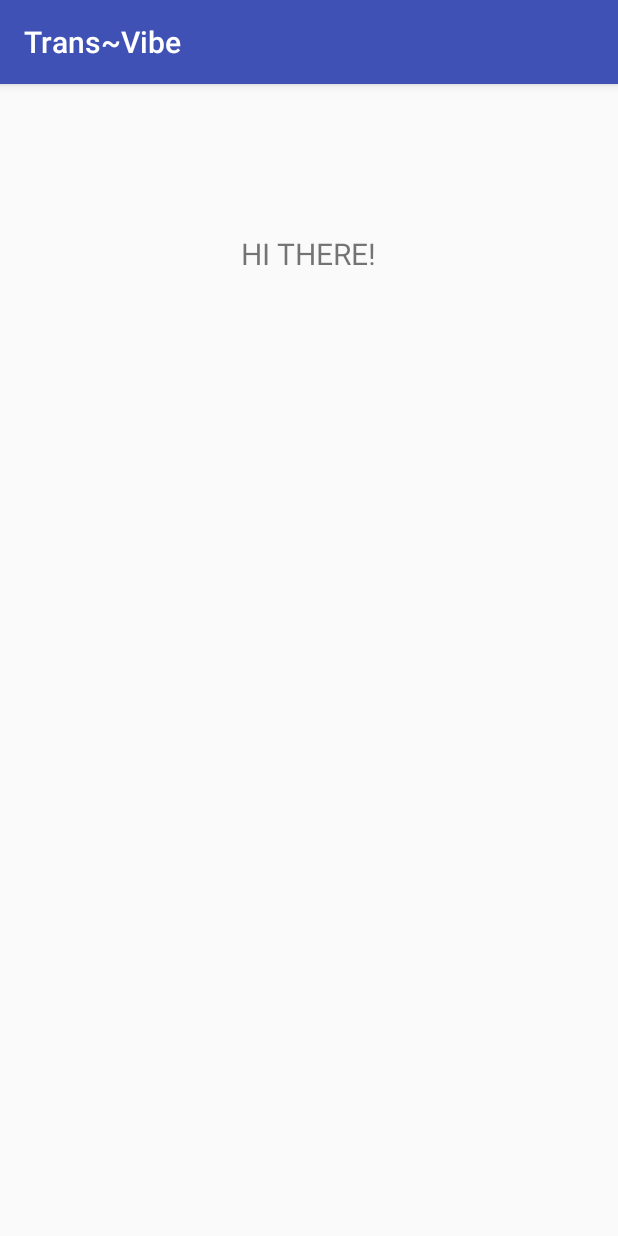
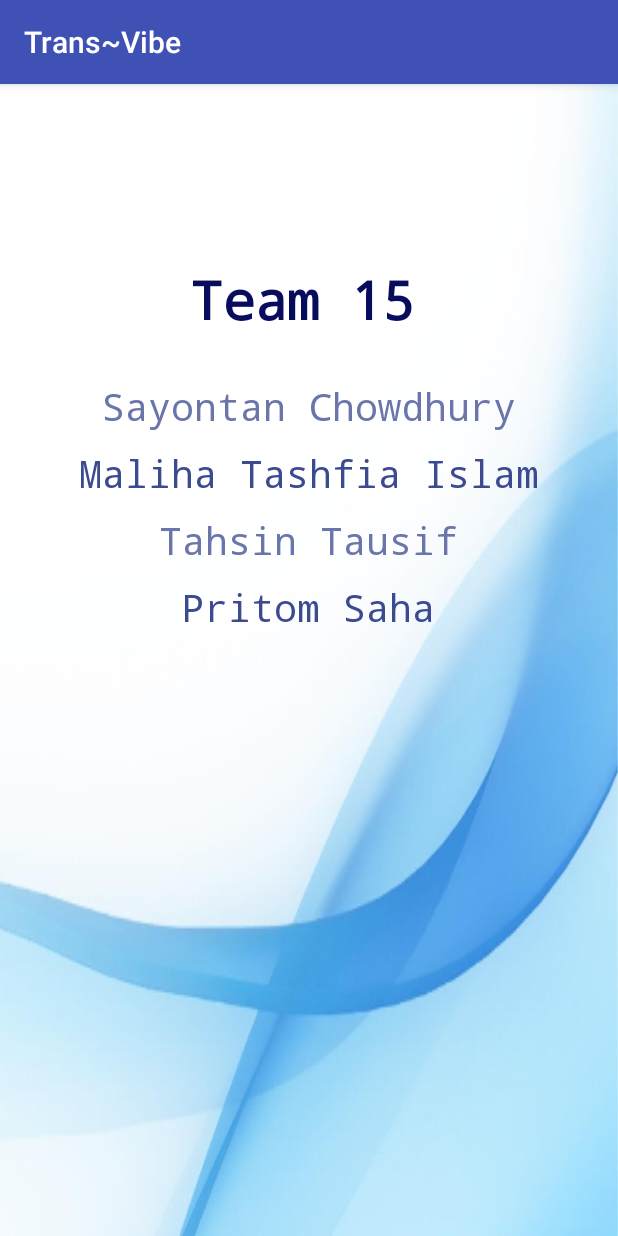
Before and after one commit to sayon794/Trans-Vibe, an Android app: the credits screen opened directly, with no data from a screen before it, on a phone screen of 412 x 824 dp. Run offline under Robolectric (Android 15) with nearby library versions, the phone set to English and light mode, and no system bars; Roboto replaces fonts that are not available here.

Commit message:
Added maliha's changes as well

```diff
--- a/app/src/main/java/team15/com/transvibe/credits.java
+++ b/app/src/main/java/team15/com/transvibe/credits.java
@@ -3,20 +3,11 @@ package team15.com.transvibe;
 /**
  * Created by maliha on 5/12/16.
  */
-import android.content.Intent;
 import android.graphics.Typeface;
 import android.os.Bundle;
-import android.support.design.widget.FloatingActionButton;
-import android.support.design.widget.Snackbar;
 import android.support.v7.app.AppCompatActivity;
 import android.support.v7.widget.Toolbar;
-import android.view.View;
-import android.widget.Button;
 import android.widget.TextView;
-import android.widget.EditText;
-import android.text.TextUtils;
-import android.content.Context;
-import android.widget.Spinner;
 import android.view.animation.Animation;
 import android.view.animation.AnimationUtils;
 
@@ -25,11 +16,16 @@ public class credits extends AppCompatActivity {
         super.onCreate(savedInstanceState);
         setContentView(R.layout.activity_credits);
 
-        /*TextView tv= (TextView)findViewById(R.id.textView);
+        TextView tv[]=new TextView[5];
+        tv[0]= (TextView)findViewById(R.id.sayon);
+        tv[1]= (TextView)findViewById(R.id.maliha);
+        tv[2]= (TextView)findViewById(R.id.tahsin);
+        tv[3]= (TextView)findViewById(R.id.pritom);
+        tv[4]= (TextView)findViewById(R.id.team15);
 
-        Animation translatebu= AnimationUtils.loadAnimation(this, R.anim.animationfile);
-        tv.setText("Some text view.");
-        tv.startAnimation(translatebu);*/
+        Animation translatebu= AnimationUtils.loadAnimation(this, R.anim.bounce);
+        for(int i=0;i<4;i++)
+            tv[i].startAnimation(translatebu);
 
 
 
--- /dev/null
+++ b/app/src/main/res/anim/bounce.xml
@@ -0,0 +1,8 @@
+<?xml version="1.0" encoding="utf-8"?>
+<set xmlns:android="http://schemas.android.com/apk/res/android"
+    android:interpolator="@android:anim/bounce_interpolator">
+    <translate
+        android:fromYDelta="-100%p"
+        android:toYDelta="0"
+        android:duration="3500"/>
+</set>
--- a/app/src/main/res/anim/button_anim.xml
+++ b/app/src/main/res/anim/button_anim.xml
@@ -4,7 +4,7 @@
     <alpha
         android:fromAlpha="1.0"
         android:toAlpha="0.1"
-        android:duration="500"
+        android:duration="180"
         android:repeatCount="1"
         android:repeatMode="reverse" />
 </set>
--- a/app/src/main/res/layout/activity_credits.xml
+++ b/app/src/main/res/layout/activity_credits.xml
@@ -2,17 +2,78 @@
 <RelativeLayout xmlns:android="http://schemas.android.com/apk/res/android"
     android:layout_width="match_parent"
     android:layout_height="match_parent"
-    android:weightSum="1">
+    android:weightSum="1"
+    android:background="@drawable/back">
 
     <TextView
         android:layout_width="wrap_content"
         android:layout_height="wrap_content"
-        android:text="HI THERE!"
+        android:text=" Sayontan Chowdhury"
+        android:id="@+id/sayon"
+        android:layout_centerHorizontal="true"
+        android:layout_marginTop="30dp"
 
-        android:layout_gravity="center_horizontal"
-        android:layout_weight="0.27"
+        android:textColor="#6a75ab"
+        android:textAppearance="?android:attr/textAppearanceLarge"
+        android:layout_below="@+id/team15"
+        android:layout_alignLeft="@+id/maliha"
+        android:layout_alignStart="@+id/maliha"
+        android:typeface="monospace"
+        android:textSize="25dp" />
+
+    <TextView
+        android:layout_width="wrap_content"
+        android:layout_height="wrap_content"
+        android:textAppearance="?android:attr/textAppearanceLarge"
+        android:text="Maliha Tashfia Islam"
+        android:id="@+id/maliha"
+        android:layout_below="@+id/sayon"
+        android:layout_centerHorizontal="true"
+        android:layout_marginTop="10dp"
+        android:typeface="monospace"
+        android:textColor="#3c4a90"
+        android:textSize="25dp" />
+
+    <TextView
+        android:layout_width="wrap_content"
+        android:layout_height="wrap_content"
+        android:textAppearance="?android:attr/textAppearanceLarge"
+        android:text="Tahsin Tausif"
+        android:id="@+id/tahsin"
+        android:layout_below="@+id/maliha"
+        android:layout_centerHorizontal="true"
+        android:layout_marginTop="10dp"
+        android:typeface="monospace"
+        android:textColor="#6a75ab"
+        android:textSize="25dp" />
+
+    <TextView
+        android:layout_width="wrap_content"
+        android:layout_height="wrap_content"
+        android:textAppearance="?android:attr/textAppearanceLarge"
+        android:text="Pritom Saha"
+        android:id="@+id/pritom"
+        android:layout_below="@+id/tahsin"
+        android:layout_centerHorizontal="true"
+        android:layout_marginTop="10dp"
+        android:typeface="monospace"
+        android:textColor="#3c4a90"
+        android:textSize="25dp" />
+
+    <TextView
+        android:layout_width="wrap_content"
+        android:layout_height="wrap_content"
+        android:textAppearance="?android:attr/textAppearanceLarge"
+        android:text=" Team 15"
+        android:id="@+id/team15"
+        android:layout_marginTop="120dp"
+        android:textSize="35dp"
         android:layout_alignParentTop="true"
-        android:layout_centerHorizontal="true"
-        android:layout_marginTop="99dp"
-        android:textSize="20dp" />
+        android:layout_alignLeft="@+id/tahsin"
+        android:layout_alignStart="@+id/tahsin"
+        android:typeface="monospace"
+        android:textStyle="bold"
+        android:textColor="#080c5c"
+        android:layout_centerHorizontal="true"/>
+
 </RelativeLayout>
--- a/app/src/main/res/values/strings.xml
+++ b/app/src/main/res/values/strings.xml
@@ -1,6 +1,7 @@
 <resources>
     <string name="app_name">Trans~Vibe</string>
     <string name="title_activity_input">Input</string>
+    <string name="title_activity_credits">Credits</string>
     <string name="send">Send Message</string>
     <string-array name="length_options">
         <item>Meter</item>
```
